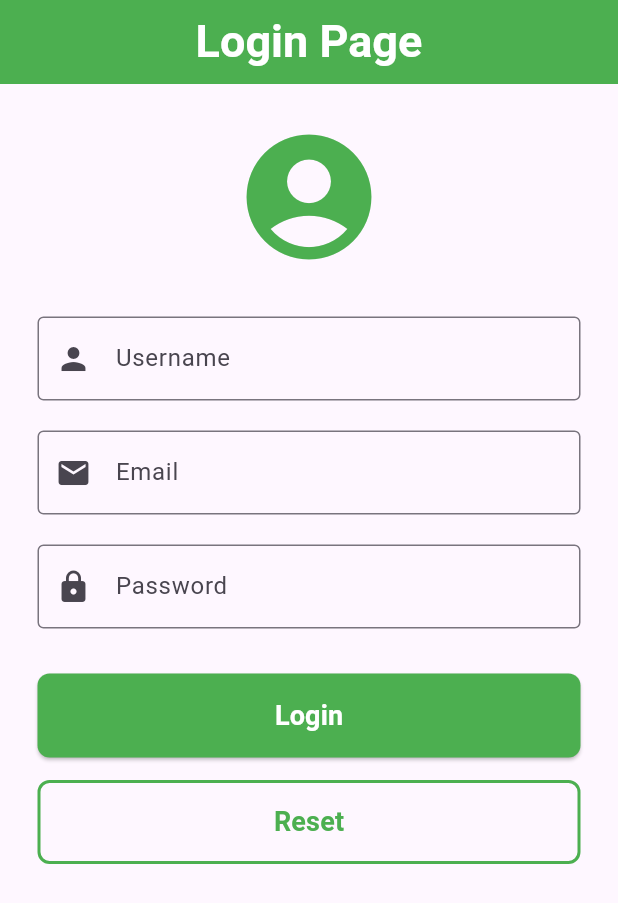
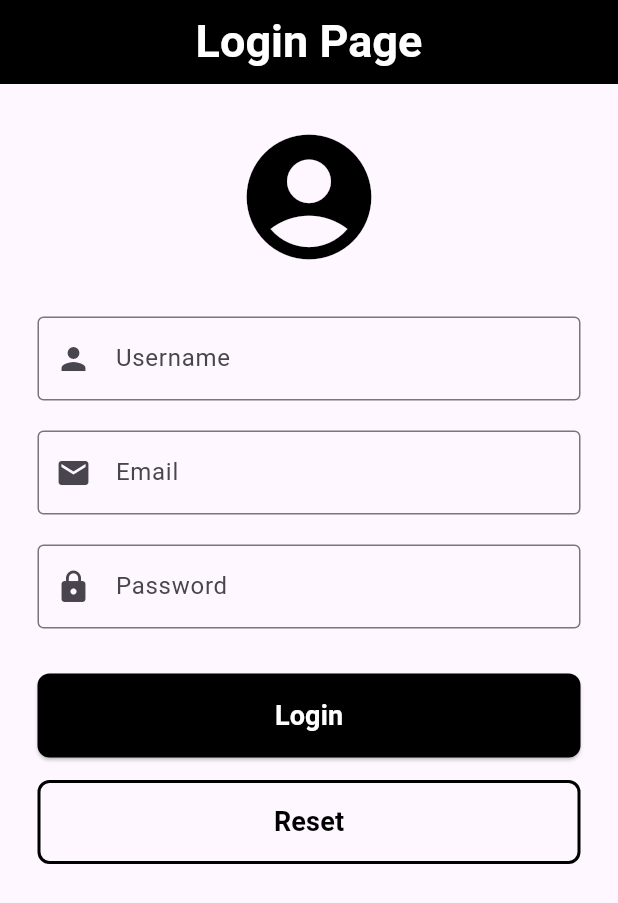
Before and after one commit to shifilkb/FormApp, a Flutter app: the screen it shows after launch, on a phone screen of 412 x 824 dp. Shown: the top 903 px of the screen. Run offline on Flutter 3.47's test engine with Material 3 defaults, Android fonts, the phone set to English and light mode, and no system bars.

Commit message:
colors changed

```diff
--- a/myform/lib/main.dart
+++ b/myform/lib/main.dart
@@ -73,7 +73,7 @@ class _HomescreenState extends State<Homescreen> {
   Widget build(BuildContext context) {
     return Scaffold(
       appBar: AppBar(
-        backgroundColor: Colors.green,
+        backgroundColor: Colors.black,
         foregroundColor: Colors.white,
         title: const Text(
           "Login Page",
@@ -92,7 +92,7 @@ class _HomescreenState extends State<Homescreen> {
                 const Icon(
                   Icons.account_circle,
                   size: 100,
-                  color: Colors.green,
+                  color: Colors.black,
                 ),
                 const SizedBox(height: 30),
                 TextFormField(
@@ -174,7 +174,7 @@ class _HomescreenState extends State<Homescreen> {
                 ElevatedButton(
                   onPressed: _submitForm,
                   style: ElevatedButton.styleFrom(
-                    backgroundColor: Colors.green,
+                    backgroundColor: Colors.black,
                     foregroundColor: Colors.white,
                     padding: const EdgeInsets.symmetric(vertical: 15),
                     shape: RoundedRectangleBorder(
@@ -191,9 +191,9 @@ class _HomescreenState extends State<Homescreen> {
                 OutlinedButton(
                   onPressed: _resetForm,
                   style: OutlinedButton.styleFrom(
-                    foregroundColor: Colors.green,
+                    foregroundColor: Colors.black,
                     padding: const EdgeInsets.symmetric(vertical: 15),
-                    side: const BorderSide(color: Colors.green, width: 2),
+                    side: const BorderSide(color: Colors.black, width: 2),
                     shape: RoundedRectangleBorder(
                       borderRadius: BorderRadius.circular(8),
                     ),
```
